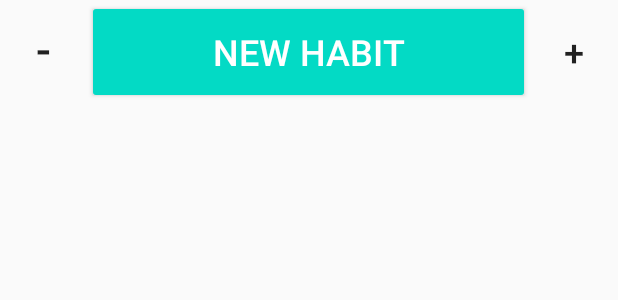
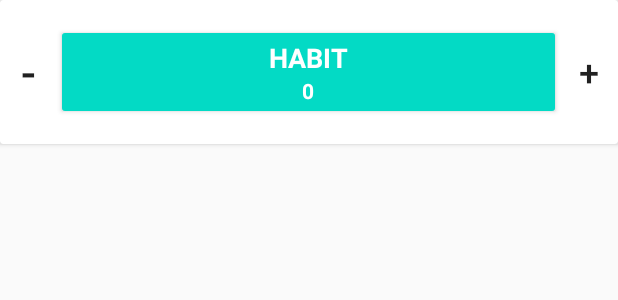
Before and after one commit to cx0810/TrackableHabit, an Android app: the layout habit_individual.xml on its own in the app's theme, with its tools: preview values and no code run, on a phone screen of 412 x 824 dp. Shown: the top 300 px of the screen. Run offline under Robolectric (Android 15) with nearby library versions, the phone set to English and light mode, and no system bars.

Commit message:
fix the recyclerview layout and added delete function for individual habits

```diff
--- a/app/build.gradle
+++ b/app/build.gradle
@@ -32,4 +32,5 @@ dependencies {
     androidTestImplementation 'androidx.test.ext:junit:1.1.1'
     androidTestImplementation 'androidx.test.espresso:espresso-core:3.2.0'
     implementation 'androidx.recyclerview:recyclerview:1.1.0'
+    implementation 'androidx.cardview:cardview:1.0.0'
 }
--- a/app/src/main/res/layout/habit_individual.xml
+++ b/app/src/main/res/layout/habit_individual.xml
@@ -1,32 +1,66 @@
 <?xml version="1.0" encoding="utf-8"?>
-<LinearLayout xmlns:android="http://schemas.android.com/apk/res/android"
+<androidx.cardview.widget.CardView
+    xmlns:android="http://schemas.android.com/apk/res/android"
     android:layout_width="match_parent"
-    android:layout_height="wrap_content">
+    android:layout_height="wrap_content"
+    xmlns:app="http://schemas.android.com/tools"
+    app:ignore="NamespaceTypo">
+
+    <LinearLayout
+        android:layout_width="match_parent"
+        android:layout_height="wrap_content"
+        android:layout_gravity="center_vertical"
+        android:layout_marginTop="16dp"
+        android:layout_marginBottom="16dp"
+        android:orientation="horizontal">
 
         <Button
-        android:id="@+id/decrementCountButton"
+            android:id="@+id/decrementCountBtn"
             style="@style/Widget.AppCompat.Button.Borderless"
             android:layout_width="0dp"
-        android:layout_height="wrap_content"
+            android:layout_height="match_parent"
             android:layout_weight="1"
             android:text="@string/decrement"
             android:textSize="30sp" />
 
-    <Button
-        android:id="@+id/habitNameButton"
-        style="@style/Widget.AppCompat.Button.Colored"
-        android:layout_width="237dp"
-        android:layout_height="69dp"
-        android:layout_weight="1"
-        android:text="@string/new_habit"
-        android:textSize="24sp" />
+        <LinearLayout
+            android:layout_width="0dp"
+            android:layout_height="match_parent"
+            android:layout_weight="9"
+            android:orientation="vertical"
+            style="@style/Widget.AppCompat.Button.Colored">
+
+            <TextView
+                android:id="@+id/habitNameBtn"
+                android:layout_width="match_parent"
+                android:layout_height="wrap_content"
+                android:textColor="#FFFFFF"
+                android:gravity="center"
+                android:text="@string/habit"
+                android:textAllCaps="true"
+                android:textSize="18sp"
+                android:textStyle="bold" />
+
+            <TextView
+                android:id="@+id/habitCount"
+                android:layout_width="match_parent"
+                android:layout_height="wrap_content"
+                android:text="@string/_0"
+                android:textColor="#FFFFFF"
+                android:gravity="center"
+                android:textAllCaps="true"
+                android:textStyle="bold" />
+        </LinearLayout>
 
         <Button
-        android:id="@+id/incrementCountButton"
-        style="@style/Widget.AppCompat.Button.Borderless"
+            android:id="@+id/incrementCountBtn"
+            style="?android:attr/borderlessButtonStyle"
             android:layout_width="0dp"
-        android:layout_height="wrap_content"
+            android:layout_height="match_parent"
             android:layout_weight="1"
             android:text="@string/increment"
             android:textSize="24sp" />
+
     </LinearLayout>
+
+</androidx.cardview.widget.CardView>
--- a/app/src/main/res/values/strings.xml
+++ b/app/src/main/res/values/strings.xml
@@ -37,4 +37,6 @@
     <string name="new_habit">New Habit</string>
     <string name="decrement">-</string>
     <string name="increment">+</string>
+    <string name="habit">Habit</string>
+    <string name="_0">0</string>
 </resources>
```
Also changed, not shown: app/src/main/java/com/example/trackablehabit/HabitAdapter.java (+12 -5 lines), app/src/main/java/com/example/trackablehabit/HabitDBHelper.java (+28 -0 lines), app/src/main/java/com/example/trackablehabit/MainActivity.java (+32 -3 lines). Lines whose indentation alone changed are shown as unchanged.
